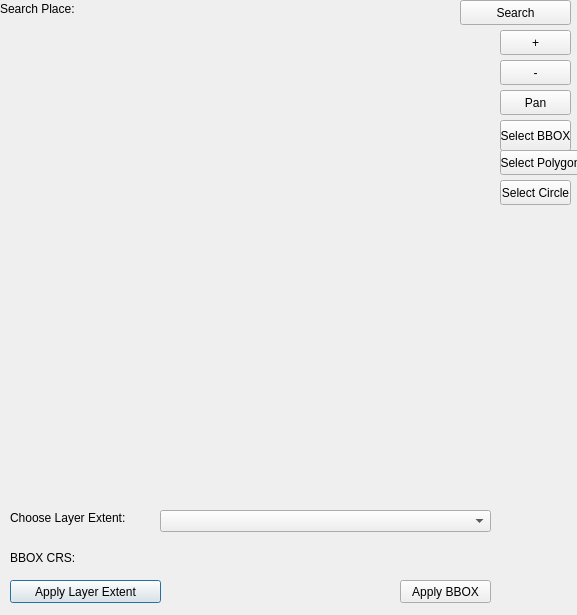
This is dialogs/ui/bboxdialog.ui in sparqlunicorn/sparqlunicornGoesGIS as Qt 5 draws it before an edit. The edited form follows.
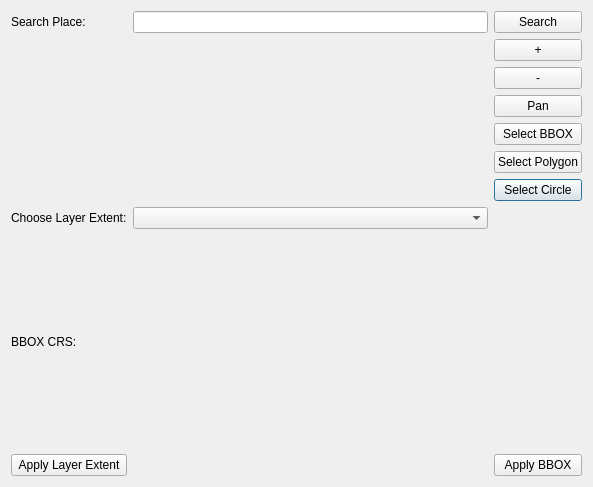
This is the edited form. Custom widgets are drawn as their Qt base class.

The edit to the form file:
```diff
--- a/dialogs/ui/bboxdialog.ui
+++ b/dialogs/ui/bboxdialog.ui
@@ -6,180 +6,142 @@
    <rect>
     <x>0</x>
     <y>0</y>
-    <width>577</width>
-    <height>615</height>
+    <width>593</width>
+    <height>487</height>
    </rect>
   </property>
   <property name="windowTitle">
    <string>Dialog</string>
   </property>
+  <layout class="QGridLayout" name="gridLayout_2">
+   <item row="0" column="0">
+    <layout class="QGridLayout" name="gridLayout">
+     <item row="6" column="2">
+      <widget class="QPushButton" name="selectCircle">
+       <property name="text">
+        <string>Select Circle</string>
+       </property>
+      </widget>
+     </item>
+     <item row="7" column="0">
   <widget class="QLabel" name="chooseLayerLabel">
-   <property name="geometry">
-    <rect>
-     <x>10</x>
-     <y>510</y>
-     <width>151</width>
-     <height>16</height>
-    </rect>
-   </property>
    <property name="text">
     <string>Choose Layer Extent:</string>
    </property>
   </widget>
-  <widget class="QComboBox" name="chooseBBOXLayer">
-   <property name="geometry">
-    <rect>
-     <x>160</x>
-     <y>510</y>
-     <width>331</width>
-     <height>22</height>
-    </rect>
-   </property>
-  </widget>
-  <widget class="QPushButton" name="b2">
-   <property name="geometry">
-    <rect>
-     <x>10</x>
-     <y>580</y>
-     <width>151</width>
-     <height>23</height>
-    </rect>
-   </property>
-   <property name="text">
-    <string>Apply Layer Extent</string>
-   </property>
-  </widget>
-  <widget class="QPushButton" name="b1">
-   <property name="geometry">
-    <rect>
-     <x>400</x>
-     <y>580</y>
-     <width>91</width>
-     <height>23</height>
-    </rect>
-   </property>
-   <property name="text">
-    <string>Apply BBOX</string>
-   </property>
-  </widget>
+     </item>
+     <item row="1" column="2">
   <widget class="QPushButton" name="zoomIn">
-   <property name="geometry">
-    <rect>
-     <x>500</x>
-     <y>30</y>
-     <width>71</width>
-     <height>25</height>
-    </rect>
-   </property>
    <property name="text">
     <string>+</string>
    </property>
   </widget>
-  <widget class="QPushButton" name="zoomOut">
-   <property name="geometry">
-    <rect>
-     <x>500</x>
-     <y>60</y>
-     <width>71</width>
-     <height>25</height>
-    </rect>
-   </property>
-   <property name="text">
-    <string>-</string>
-   </property>
-  </widget>
+     </item>
+     <item row="3" column="2">
   <widget class="QPushButton" name="panButton">
-   <property name="geometry">
-    <rect>
-     <x>500</x>
-     <y>90</y>
-     <width>71</width>
-     <height>25</height>
-    </rect>
-   </property>
    <property name="text">
     <string>Pan</string>
    </property>
   </widget>
+     </item>
+     <item row="4" column="2">
   <widget class="QPushButton" name="selectButton">
-   <property name="geometry">
-    <rect>
-     <x>500</x>
-     <y>120</y>
-     <width>71</width>
-     <height>31</height>
-    </rect>
-   </property>
    <property name="text">
     <string>Select BBOX</string>
    </property>
   </widget>
+     </item>
+     <item row="9" column="2">
+      <widget class="QPushButton" name="b1">
+       <property name="text">
+        <string>Apply BBOX</string>
+       </property>
+      </widget>
+     </item>
+     <item row="2" column="2">
+      <widget class="QPushButton" name="zoomOut">
+       <property name="text">
+        <string>-</string>
+       </property>
+      </widget>
+     </item>
+     <item row="9" column="0">
+      <widget class="QPushButton" name="b2">
+       <property name="text">
+        <string>Apply Layer Extent</string>
+       </property>
+      </widget>
+     </item>
+     <item row="7" column="1">
+      <widget class="QComboBox" name="chooseBBOXLayer"/>
+     </item>
+     <item row="8" column="0">
   <widget class="QLabel" name="bboxCRSLabel">
-   <property name="geometry">
-    <rect>
-     <x>10</x>
-     <y>550</y>
-     <width>151</width>
-     <height>16</height>
-    </rect>
-   </property>
    <property name="text">
     <string>BBOX CRS:</string>
    </property>
   </widget>
+     </item>
+     <item row="9" column="1">
+      <spacer name="horizontalSpacer">
+       <property name="orientation">
+        <enum>Qt::Horizontal</enum>
+       </property>
+       <property name="sizeHint" stdset="0">
+        <size>
+         <width>40</width>
+         <height>20</height>
+        </size>
+       </property>
+      </spacer>
+     </item>
+     <item row="8" column="1">
+      <widget class="QgsProjectionSelectionWidget" name="crsdialog"/>
+     </item>
+     <item row="5" column="2">
+      <widget class="QPushButton" name="selectPolygon">
+       <property name="text">
+        <string>Select Polygon</string>
+       </property>
+      </widget>
+     </item>
+     <item row="0" column="2">
   <widget class="QPushButton" name="searchButton">
-   <property name="geometry">
-    <rect>
-     <x>460</x>
-     <y>0</y>
-     <width>111</width>
-     <height>25</height>
-    </rect>
-   </property>
    <property name="text">
     <string>Search</string>
    </property>
   </widget>
+     </item>
+     <item row="0" column="0">
   <widget class="QLabel" name="searchPlace">
-   <property name="geometry">
-    <rect>
-     <x>0</x>
-     <y>0</y>
-     <width>121</width>
-     <height>17</height>
-    </rect>
-   </property>
    <property name="text">
     <string>Search Place:</string>
    </property>
   </widget>
-  <widget class="QPushButton" name="selectCircle">
-   <property name="geometry">
-    <rect>
-     <x>500</x>
-     <y>180</y>
-     <width>71</width>
-     <height>25</height>
-    </rect>
-   </property>
-   <property name="text">
-    <string>Select Circle</string>
-   </property>
-  </widget>
-  <widget class="QPushButton" name="selectPolygon">
-   <property name="geometry">
-    <rect>
-     <x>500</x>
-     <y>150</y>
-     <width>81</width>
-     <height>25</height>
-    </rect>
-   </property>
-   <property name="text">
-    <string>Select Polygon</string>
-   </property>
-  </widget>
- </widget>
+     </item>
+     <item row="1" column="0" rowspan="6" colspan="2">
+      <widget class="QgsMapCanvas" name="map_canvas" native="true"/>
+     </item>
+     <item row="0" column="1">
+      <widget class="QLineEdit" name="geocodeSearch"/>
+     </item>
+    </layout>
+   </item>
+  </layout>
+ </widget>
+ <customwidgets>
+  <customwidget>
+   <class>QgsProjectionSelectionWidget</class>
+   <extends>QWidget</extends>
+   <header>qgsprojectionselectionwidget.h</header>
+  </customwidget>
+  <customwidget>
+   <class>QgsMapCanvas</class>
+   <extends>QWidget</extends>
+   <header>qgis.gui</header>
+   <container>1</container>
+  </customwidget>
+ </customwidgets>
  <resources/>
  <connections/>
 </ui>
```
Lines whose indentation alone changed are shown as unchanged.
